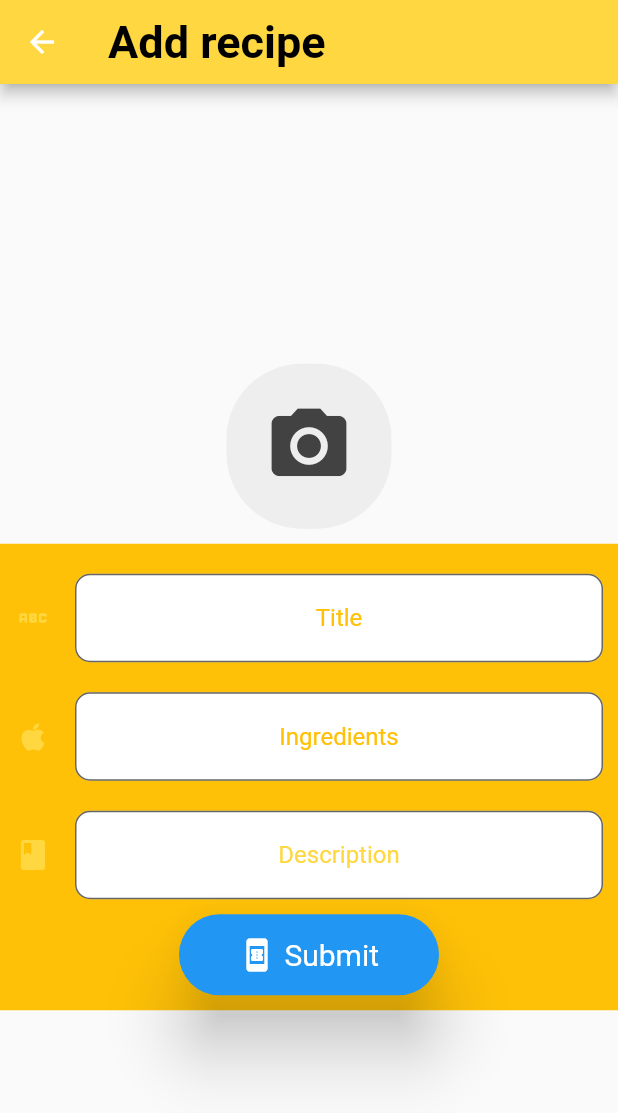
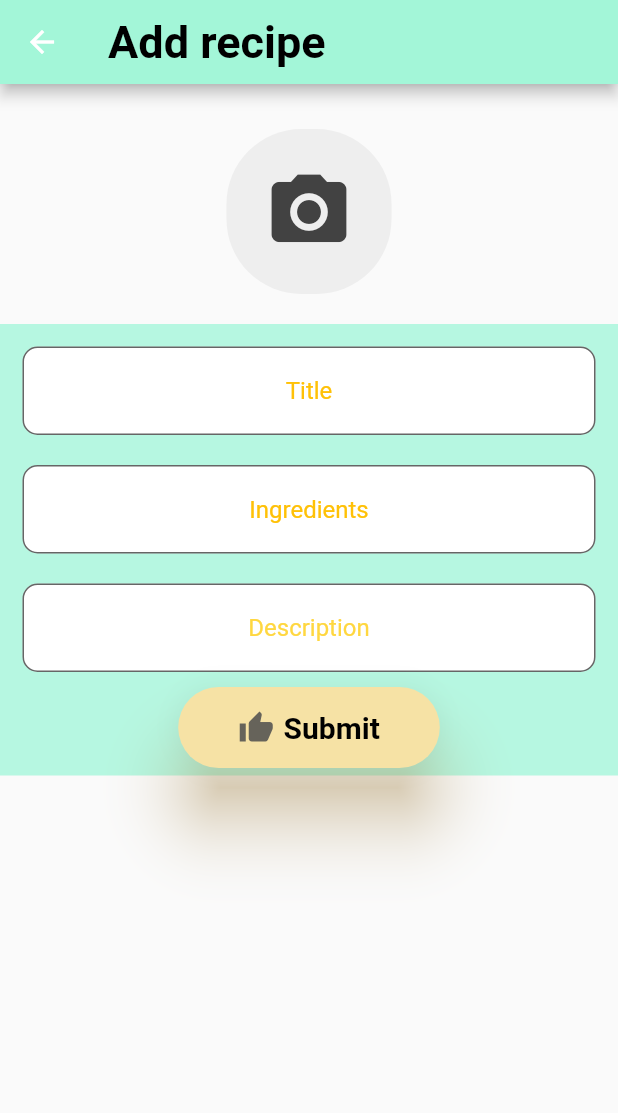
Before and after one commit to nureddinelmas/Recept_App, a Flutter app: the AddRecipe screen opened directly, on a phone screen of 412 x 824 dp. Shown: the top 1113 px of the screen. Run offline on Flutter 3.47's test engine with Material 2 defaults, Android fonts, the phone set to English and light mode, and no system bars; our stand-ins replace carousel_slider, cloud_firestore, firebase_auth, firebase_core, firebase_storage, image_picker and 1 more; missing offline and left inert: staggered_grid_view_flutter; accounts and stored records are empty; network calls fail; Roboto replaces fonts that are missing (Times).

Commit message:
layoutFix

```diff
--- a/lib/screens/add_recipe_screen.dart
+++ b/lib/screens/add_recipe_screen.dart
@@ -106,26 +106,25 @@ class _AddRecipeState extends State<AddRecipe> {
 
     return Scaffold(
       appBar: AppBar(
-        backgroundColor: Colors.amberAccent,
+        backgroundColor: Color.fromARGB(255, 163, 246, 216),
         title: Text(
           'Add recipe',
           style: TextStyle(
             color: Colors.black,
             fontSize: 30,
             fontWeight: FontWeight.w600,
+            fontFamily: "Times",
           ),
         ),
       ),
       body: ListView(
         children: [
-          Container(
-            height: height,
-            width: width,
-            child: Center(
+          Center(
             child: Container(
               child: Column(
                 mainAxisSize: MainAxisSize.min,
                 children: [
+                  SizedBox(height: 30),
                   Center(
                     child: GestureDetector(
                       onTap: () {
@@ -159,10 +158,10 @@ class _AddRecipeState extends State<AddRecipe> {
                       ),
                     ),
                   ),
-                    SizedBox(height: 10),
+                  SizedBox(height: 20),
                   Container(
-                      padding: const EdgeInsets.symmetric(vertical: 10.0),
-                      color: Colors.amber,
+                    padding: const EdgeInsets.all(5.0),
+                    color: Color.fromARGB(255, 182, 247, 225),
                     child: Column(
                       children: [
                         Padding(
@@ -179,10 +178,6 @@ class _AddRecipeState extends State<AddRecipe> {
                             decoration: InputDecoration(
                               filled: true,
                               fillColor: Colors.white,
-                                icon: Icon(
-                                  Icons.abc,
-                                  color: Colors.amberAccent,
-                                ),
                               hintText: 'Title',
                               hintStyle: TextStyle(color: Colors.amber),
                               border: OutlineInputBorder(
@@ -209,10 +204,6 @@ class _AddRecipeState extends State<AddRecipe> {
                             decoration: InputDecoration(
                               filled: true,
                               fillColor: Colors.white,
-                                icon: Icon(
-                                  Icons.apple_rounded,
-                                  color: Colors.amberAccent,
-                                ),
                               hintText: 'Ingredients',
                               hintStyle: TextStyle(color: Colors.amber),
                               border: OutlineInputBorder(
@@ -239,10 +230,6 @@ class _AddRecipeState extends State<AddRecipe> {
                             decoration: InputDecoration(
                               filled: true,
                               fillColor: Colors.white,
-                                icon: Icon(
-                                  Icons.book,
-                                  color: Colors.amberAccent,
-                                ),
                               hintText: 'Description',
                               hintStyle: TextStyle(color: Colors.amberAccent),
                               border: OutlineInputBorder(
@@ -260,16 +247,26 @@ class _AddRecipeState extends State<AddRecipe> {
                             recipeIngredientsTextController.clear();
                             recipeDescriptionTextController.clear();
                           },
-                            icon: const Icon(Icons.book_online),
+                          icon: const Icon(Icons.thumb_up),
                           style: ElevatedButton.styleFrom(
+                            backgroundColor: Color.fromARGB(255, 246, 226, 165),
+                            shadowColor: Color.fromARGB(255, 247, 202, 117),
+                            foregroundColor: Color.fromARGB(255, 102, 99, 90),
                             elevation: 20,
                             shape: const StadiumBorder(),
                             padding: const EdgeInsets.symmetric(
                                 horizontal: 40, vertical: 15),
                             textStyle: const TextStyle(
-                                  fontSize: 20.0, fontFamily: "Times"),
+                              fontSize: 20.0,
+                              fontFamily: "Times",
                             ),
-                            label: const Text("Submit"),
+                          ),
+                          label: const Text(
+                            "Submit",
+                            style: TextStyle(
+                                color: Colors.black,
+                                fontWeight: FontWeight.w600),
+                          ),
                         ),
                       ],
                     ),
@@ -281,7 +278,6 @@ class _AddRecipeState extends State<AddRecipe> {
                     height: 10,
                   ),
                 ],
-                ),
               ),
             ),
           ),
```
Lines whose indentation alone changed are shown as unchanged.
